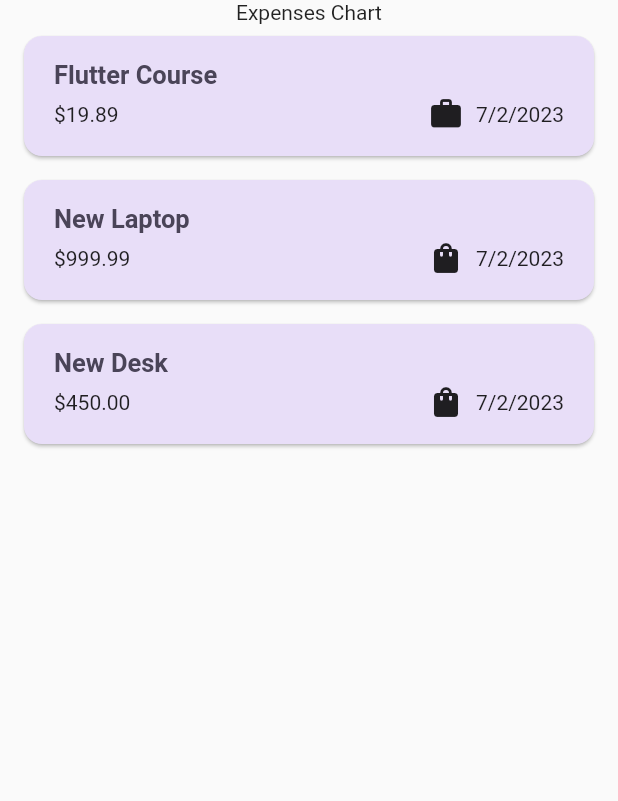
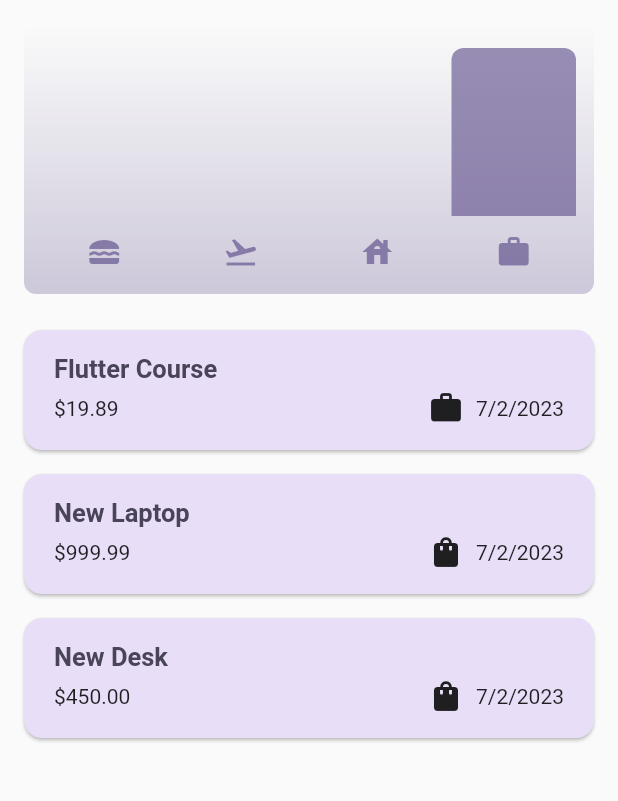
Before and after one commit to Rohanjai/Expense_Tracker, a Flutter app: the screen it shows after launch, on a phone screen of 412 x 824 dp, the part 84-885 px from its top. Run offline on Flutter 3.47's test engine with Material 2 defaults, Android fonts, the phone set to English and light mode, and no system bars.

Commit message:
Chart Bar Created and added

```diff
--- a/lib/models/expense.dart
+++ b/lib/models/expense.dart
@@ -49,7 +49,7 @@ class ExpenseBucket {
   final Category category;
   final List<Expense> expenses;
 
-  double get totalExpense {
+  double get totalExpenses {
     double sum = 0;
     for (var expense in expenses) {
       sum += expense.amount;
--- /dev/null
+++ b/lib/widgets/chart/chart_bar.dart
@@ -0,0 +1,34 @@
+import 'package:flutter/material.dart';
+
+class ChartBar extends StatelessWidget {
+  const ChartBar({
+    super.key,
+    required this.fill,
+  });
+
+  final double fill;
+
+  @override
+  Widget build(BuildContext context) {
+    final isDarkMode =
+        MediaQuery.of(context).platformBrightness == Brightness.dark;
+    return Expanded(
+      child: Padding(
+        padding: const EdgeInsets.symmetric(horizontal: 4),
+        child: FractionallySizedBox(
+          heightFactor: fill,
+          child: DecoratedBox(
+            decoration: BoxDecoration(
+              shape: BoxShape.rectangle,
+              borderRadius:
+                  const BorderRadius.vertical(top: Radius.circular(8)),
+              color: isDarkMode
+                  ? Theme.of(context).colorScheme.secondary
+                  : Theme.of(context).colorScheme.primary.withOpacity(0.65),
+            ),
+          ),
+        ),
+      ),
+    );
+  }
+}
--- a/lib/widgets/expenses.dart
+++ b/lib/widgets/expenses.dart
@@ -2,6 +2,8 @@ import 'package:expense_tracker/widgets/expenses_lists/expenses_list.dart';
 import 'package:expense_tracker/widgets/new_expense.dart';
 import 'package:flutter/material.dart';
 import 'package:expense_tracker/models/expense.dart';
+
+import 'chart/chart.dart';
 
 class Expenses extends StatefulWidget {
   const Expenses({super.key});
@@ -91,7 +93,9 @@ class _ExpensesState extends State<Expenses> {
         ),
         body: Column(
           children: [
-            const Text('Expenses Chart'),
+            Chart(
+              expenses: _registeredExpenses,
+            ),
             Expanded(
               child: mainContent,
             ),
```
